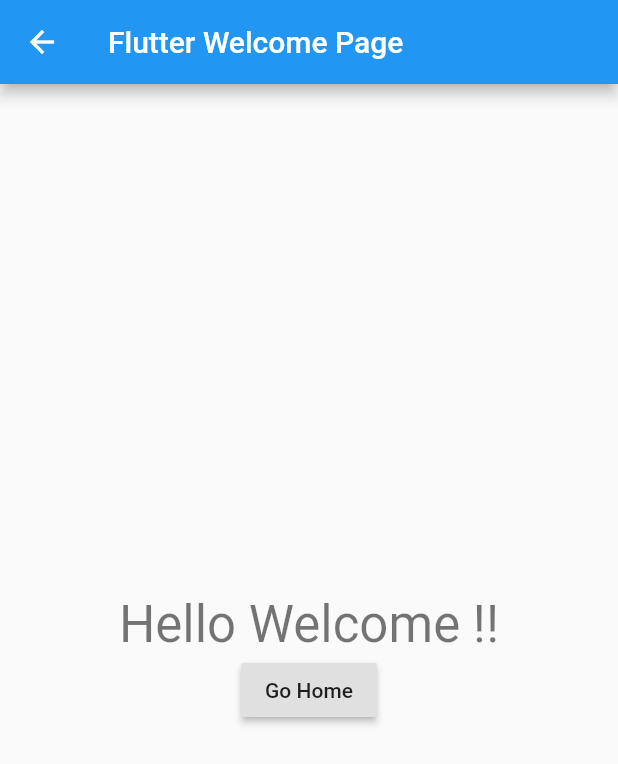
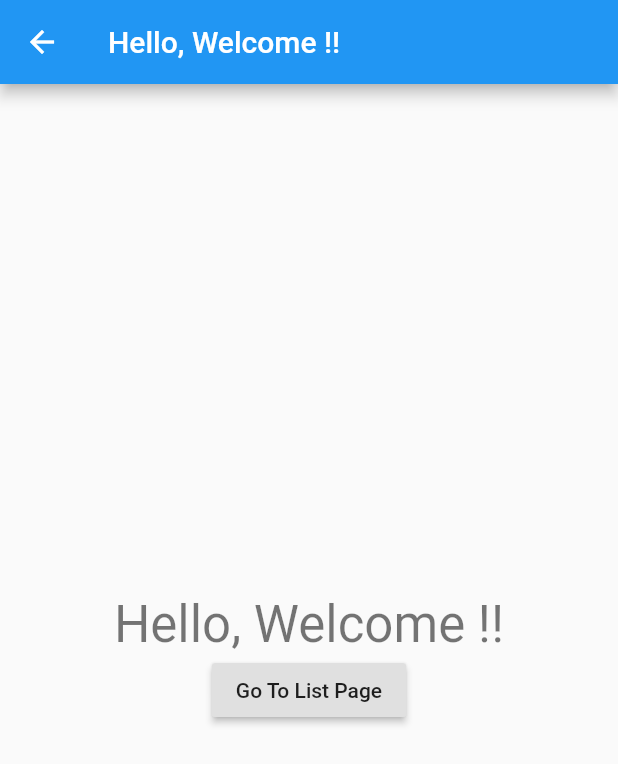
Before and after one commit to mubarak1361/flutter_app, a Flutter app: the WelcomePage screen opened by its route, on a phone screen of 412 x 824 dp. Shown: the top 764 px of the screen. Run offline on Flutter 3.47's test engine with Material 2 defaults, Android fonts, the phone set to English and light mode, and no system bars; network calls fail.

Commit message:
add page view sample

```diff
--- a/lib/my_app.dart
+++ b/lib/my_app.dart
@@ -1,6 +1,7 @@
 import 'package:flutter/material.dart';
 import 'package:flutter_app/my_basic_list_page.dart';
 import 'package:flutter_app/my_home_page.dart';
+import 'package:flutter_app/my_pager_page.dart';
 import 'package:flutter_app/welcome_page.dart';
 
 class MyApp extends StatelessWidget {
@@ -21,10 +22,11 @@ class MyApp extends StatelessWidget {
         // counter didn't reset back to zero; the application is not restarted.
         primarySwatch: Colors.blue,
       ),
-      home: new MyBasicList(),//new WelcomePage(pageTitle: 'Flutter Welcome Page')
+      home: new MyPagerPage(title: "Pager View"),//new WelcomePage(pageTitle:"Hello, Welcome !!"),
       routes: <String,WidgetBuilder>{
         "/home":(BuildContext context)=> new MyHomePage(pageTitle: "Flutter Home Page"),
-        "/welcome":(BuildContext context)=> new WelcomePage(pageTitle:"Flutter Welcome Page")
+        "/welcome":(BuildContext context)=> new WelcomePage(pageTitle:"Hello, Welcome !!"),
+        "/list":(BuildContext context) => new MyBasicList()
       },
     );
   }
--- a/lib/welcome_page.dart
+++ b/lib/welcome_page.dart
@@ -5,6 +5,7 @@ class WelcomePage extends StatelessWidget{
   final String pageTitle;
 
   WelcomePage({this.pageTitle});
+
 
   @override
   Widget build(BuildContext context) {
@@ -16,20 +17,19 @@ class WelcomePage extends StatelessWidget{
       child: new Column(
         mainAxisAlignment: MainAxisAlignment.center,
         children: <Widget>[
-          new Text(
-            "Hello Welcome !!",
+          new Text(pageTitle,
             textAlign: TextAlign.center,
             style: Theme.of(context).textTheme.display1 ,
           ),
-          new RaisedButton(child: new Text("Go Home"),
-            onPressed: () => goHome(context),)
+          new RaisedButton(child: new Text("Go To List Page"),
+            onPressed: () => _goToList(context),)
         ],
       ),
     ));
   }
 
-  void goHome(BuildContext context){
-    Navigator.of(context).pushNamed('/home');
+  void _goToList(BuildContext context){
+    Navigator.of(context).pushNamed('/list');
   }
 
 }
```
Also changed, not shown: lib/my_basic_list_page.dart (+26 -25 lines), lib/my_home_page_state.dart (+1 -9 lines), lib/my_pager_page.dart (added, +96 -0 lines).
